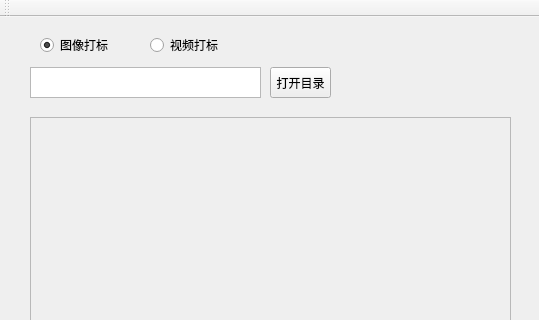
Above: mainwindow.ui from hust-diangroup/LabelMark before the change; both pictures show x 0 to 539 and y 0 to 320 of the 539 by 634 pixel window. Below: the same form after it.
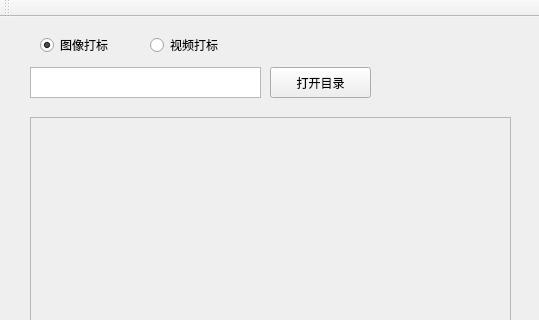
That is the form after the change.

```diff
--- a/mainwindow.ui
+++ b/mainwindow.ui
@@ -42,7 +42,7 @@
      <rect>
       <x>270</x>
       <y>50</y>
-      <width>61</width>
+      <width>101</width>
       <height>31</height>
      </rect>
     </property>
```
Left out of the diff: 2 changed lines with no effect on the pictures.
